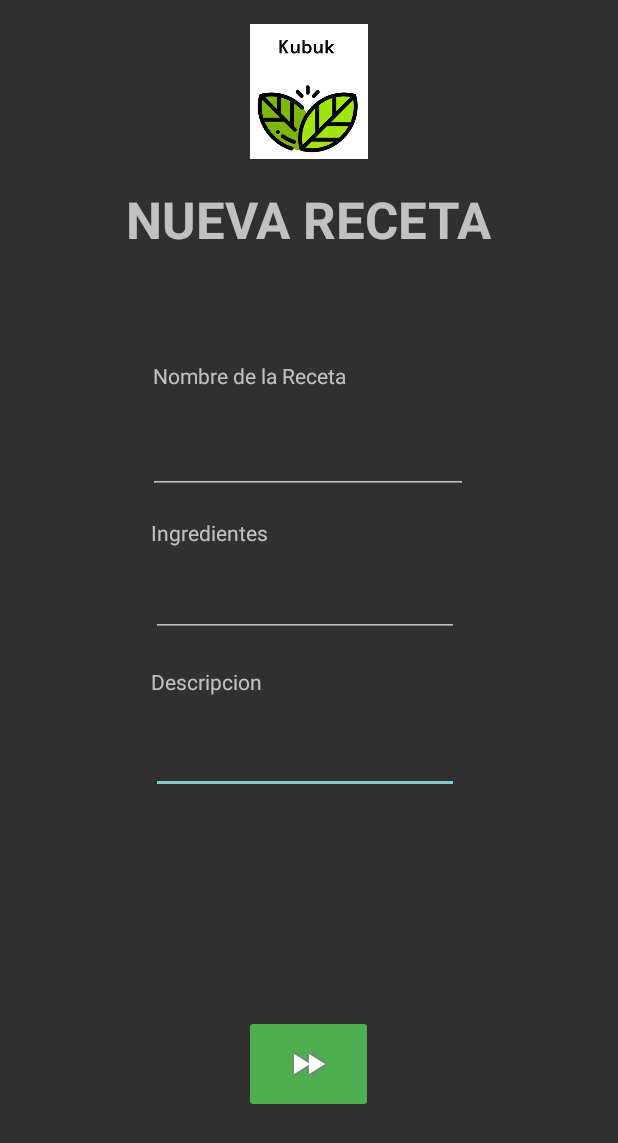
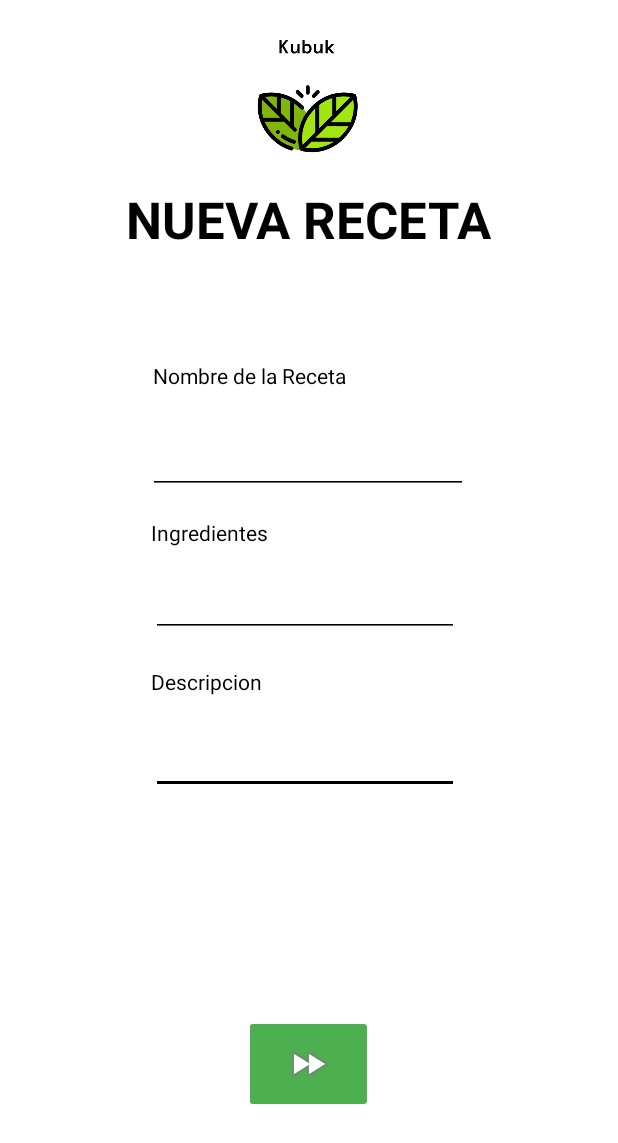
Before and after one commit to EnekoCP/Kubuk, an Android app: the AddRecetaActivity screen opened directly, with no data from a screen before it, on a phone screen of 412 x 824 dp. Shown: the top 1143 px of the screen. Run offline under Robolectric (Android 15) with nearby library versions, the phone set to English and light mode, and no system bars; our stand-ins replace Volley.

Commit message:
ADD TERMINADO + PHPs subidos

```diff
--- a/app/src/main/java/com/example/kubuk/myRecipes/MyRecipes.java
+++ b/app/src/main/java/com/example/kubuk/myRecipes/MyRecipes.java
@@ -18,6 +18,7 @@ import android.view.MenuItem;
 import android.view.View;
 import android.widget.Toast;
 
+import com.example.kubuk.AddEditRecetas.AddRecetaActivity;
 import com.example.kubuk.AddEditRecetas.EditRecetaActivity;
 import com.example.kubuk.ListaCompra.ListaCompra;
 import com.example.kubuk.Main.MenuMain;
@@ -122,12 +123,12 @@ public class MyRecipes extends AppCompatActivity {
     }
 
     public void onClick(View view) {
-        Intent miIntent = new Intent(MyRecipes.this, EditRecetaActivity.class);
+        Intent miIntent = new Intent(MyRecipes.this, AddRecetaActivity.class);
         startActivity(miIntent);
         finish();
 
 
-        Toast.makeText(this.getApplicationContext(), "Abrir pantalla editar vacía", Toast.LENGTH_LONG).show();
+        //Toast.makeText(this.getApplicationContext(), "Abrir pantalla editar vacía", Toast.LENGTH_LONG).show();
 
     }
 
--- a/app/src/main/java/com/example/kubuk/users/LoginActivity.java
+++ b/app/src/main/java/com/example/kubuk/users/LoginActivity.java
@@ -21,6 +21,7 @@ import com.android.volley.toolbox.StringRequest;
 import com.android.volley.toolbox.Volley;
 import com.example.kubuk.Main.MenuMain;
 import com.example.kubuk.R;
+import com.example.kubuk.User;
 
 import java.util.Locale;
 import java.util.regex.Pattern;
@@ -164,6 +165,7 @@ public class LoginActivity extends AppCompatActivity implements Response.Listene
         String respuesta = response.trim();
         switch (respuesta){
             case "Login_ok":
+                User.setUsuario(textEmail.getText().toString());
                 Intent i= new Intent(LoginActivity.this, MenuMain.class);
                 i.putExtra("usuario",textEmail.getText().toString());
                 startActivity(i);
--- a/app/src/main/res/layout/activity_add_receta.xml
+++ b/app/src/main/res/layout/activity_add_receta.xml
@@ -4,7 +4,8 @@
     xmlns:tools="http://schemas.android.com/tools"
     android:layout_width="match_parent"
     android:layout_height="match_parent"
-    android:backgroundTint="#FFFFFF"
+    android:background="@color/white"
+    android:backgroundTint="@color/white"
     tools:context=".AddEditRecetas.AddRecetaActivity">
 
     <TextView
@@ -15,6 +16,7 @@
         android:layout_marginTop="20dp"
         android:layout_marginEnd="234dp"
         android:text="Descripcion "
+        android:textColor="@color/black"
         app:layout_constraintEnd_toEndOf="parent"
         app:layout_constraintStart_toStartOf="parent"
         app:layout_constraintTop_toBottomOf="@+id/ingredientes" />
@@ -26,8 +28,10 @@
         android:layout_marginStart="100dp"
         android:layout_marginTop="17dp"
         android:layout_marginEnd="106dp"
+        android:backgroundTint="@color/black"
         android:ems="10"
         android:inputType="textPersonName"
+        android:textColor="@color/black"
         app:layout_constraintEnd_toEndOf="parent"
         app:layout_constraintStart_toStartOf="parent"
         app:layout_constraintTop_toBottomOf="@+id/textView3" />
@@ -40,6 +44,7 @@
         android:layout_marginTop="72dp"
         android:layout_marginEnd="180dp"
         android:text="Nombre de la Receta"
+        android:textColor="@color/black"
         app:layout_constraintEnd_toEndOf="parent"
         app:layout_constraintStart_toStartOf="parent"
         app:layout_constraintTop_toBottomOf="@+id/textView" />
@@ -52,9 +57,11 @@
         android:layout_marginTop="21dp"
         android:layout_marginEnd="101dp"
         android:layout_marginBottom="30dp"
+        android:backgroundTint="@color/black"
         android:ems="10"
         android:inputType="textPersonName"
         android:minHeight="48dp"
+        android:textColor="@color/black"
         app:layout_constraintBottom_toTopOf="@+id/textView4"
         app:layout_constraintEnd_toEndOf="parent"
         app:layout_constraintStart_toStartOf="parent"
@@ -67,8 +74,10 @@
         android:layout_marginStart="100dp"
         android:layout_marginTop="12dp"
         android:layout_marginEnd="106dp"
+        android:backgroundTint="@color/black"
         android:ems="10"
         android:inputType="textPersonName"
+        android:textColor="@color/black"
         app:layout_constraintEnd_toEndOf="parent"
         app:layout_constraintStart_toStartOf="parent"
         app:layout_constraintTop_toBottomOf="@+id/textView4" />
@@ -81,6 +90,7 @@
         android:layout_marginTop="16dp"
         android:layout_marginEnd="229dp"
         android:text="Ingredientes "
+        android:textColor="@color/black"
         app:layout_constraintEnd_toEndOf="parent"
         app:layout_constraintStart_toStartOf="parent"
         app:layout_constraintTop_toBottomOf="@+id/nomReceta" />
@@ -108,6 +118,7 @@
         android:text="NUEVA RECETA"
         android:textAllCaps="false"
         android:textAppearance="@style/TextAppearance.AppCompat.Display1"
+        android:textColor="@color/black"
         android:textStyle="bold"
         app:layout_constraintEnd_toEndOf="parent"
         app:layout_constraintStart_toStartOf="parent"
--- a/app/src/main/res/layout/activity_add_receta2.xml
+++ b/app/src/main/res/layout/activity_add_receta2.xml
@@ -4,6 +4,8 @@
     xmlns:tools="http://schemas.android.com/tools"
     android:layout_width="match_parent"
     android:layout_height="match_parent"
+    android:background="@color/white"
+    android:backgroundTint="@color/white"
     tools:context=".AddEditRecetas.AddRecetaActivity2">
 
 
@@ -14,8 +16,10 @@
         android:layout_marginStart="100dp"
         android:layout_marginEnd="101dp"
         android:layout_marginBottom="40dp"
+        android:backgroundTint="@color/black"
         android:ems="10"
         android:inputType="textPersonName"
+        android:textColor="#000000"
         app:layout_constraintBottom_toTopOf="@+id/añadirReceta"
         app:layout_constraintEnd_toEndOf="parent"
         app:layout_constraintHorizontal_bias="0.6"
@@ -28,7 +32,9 @@
         android:layout_marginStart="80dp"
         android:layout_marginEnd="234dp"
         android:layout_marginBottom="9dp"
+        android:foregroundTint="#000000"
         android:text="Observaciones "
+        android:textColor="@color/black"
         app:layout_constraintBottom_toTopOf="@+id/observaciones"
         app:layout_constraintEnd_toEndOf="parent"
         app:layout_constraintHorizontal_bias="0.0"
```
Also changed, not shown: app/src/main/java/com/example/kubuk/AddEditRecetas/AddRecetaActivity.java (+5 -31 lines), app/src/main/java/com/example/kubuk/AddEditRecetas/AddRecetaActivity2.java (+10 -9 lines), app/src/main/java/com/example/kubuk/AddEditRecetas/EditRecetaActivity.java (+46 -2 lines).
